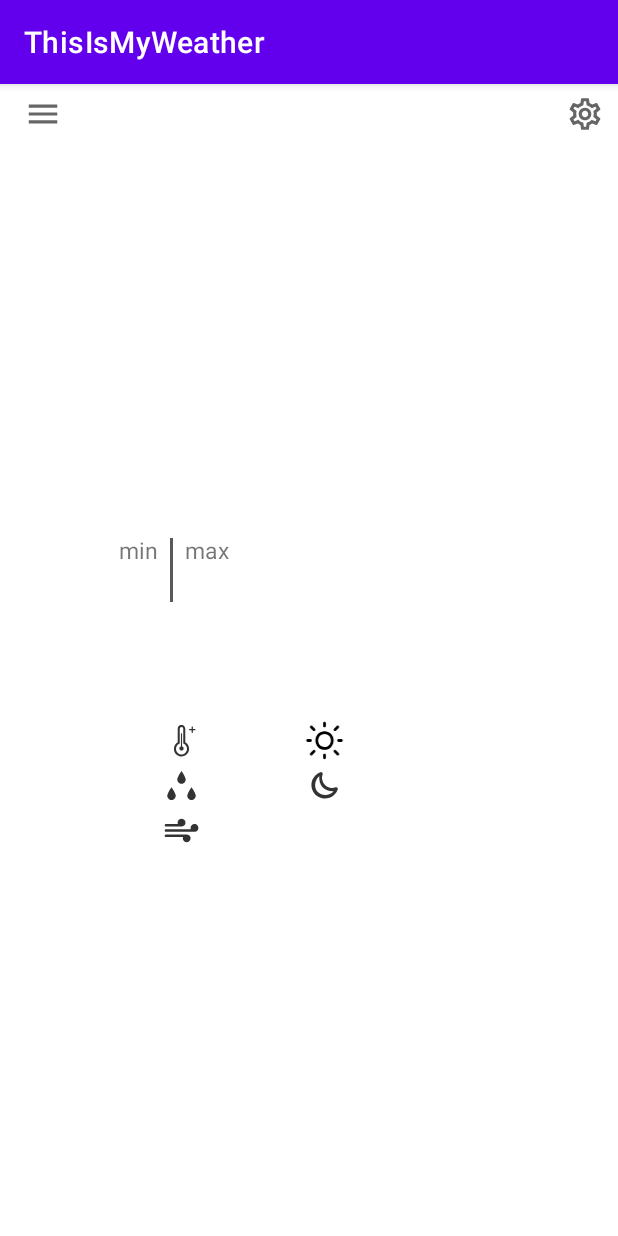
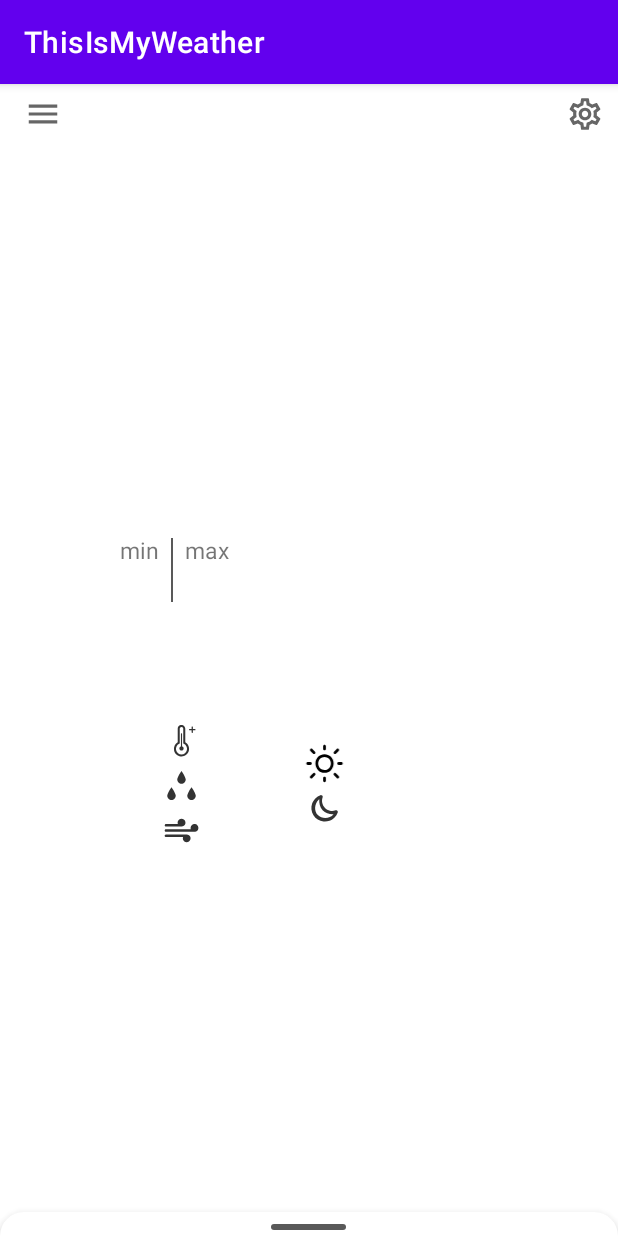
Before and after one commit to mTifiy/Lessons, an Android app: the screen it shows after launch (MainActivity), on a phone screen of 412 x 824 dp. Run offline under Robolectric (Android 15) with nearby library versions, the phone set to English and light mode, and no system bars.

Commit message:
Lesson 3.2 46.16

```diff
--- /dev/null
+++ b/app/src/main/res/drawable/bg_mai_bottom_sheets_sweeper.xml
@@ -0,0 +1,12 @@
+<?xml version="1.0" encoding="utf-8"?>
+<shape xmlns:android="http://schemas.android.com/apk/res/android"
+    android:shape="rectangle">
+
+    <solid android:color="@color/dividerColor" />
+
+    <corners android:radius="32dp" />
+    <size
+        android:width="50dp"
+        android:height="4dp" />
+
+</shape>
--- /dev/null
+++ b/app/src/main/res/drawable/bg_main_bottom_sheets.xml
@@ -0,0 +1,11 @@
+<?xml version="1.0" encoding="utf-8"?>
+<shape xmlns:android="http://schemas.android.com/apk/res/android"
+    android:shape="rectangle">
+
+    <solid android:color="@android:color/white"/>
+
+    <corners
+        android:topLeftRadius="16dp"
+        android:topRightRadius="16dp"/>
+
+</shape>
--- a/app/src/main/res/layout/activity_main.xml
+++ b/app/src/main/res/layout/activity_main.xml
@@ -1,5 +1,6 @@
 <?xml version="1.0" encoding="utf-8"?>
-<androidx.coordinatorlayout.widget.CoordinatorLayout xmlns:android="http://schemas.android.com/apk/res/android"
+<androidx.coordinatorlayout.widget.CoordinatorLayout
+    xmlns:android="http://schemas.android.com/apk/res/android"
     xmlns:app="http://schemas.android.com/apk/res-auto"
     xmlns:tools="http://schemas.android.com/tools"
     android:layout_width="match_parent"
@@ -7,6 +8,7 @@
     tools:context=".MainActivity">
 
     <androidx.constraintlayout.widget.ConstraintLayout
+        android:id="@+id/constraintLayout"
         android:layout_width="match_parent"
         android:layout_height="match_parent">
 
@@ -97,7 +99,7 @@
             </LinearLayout>
 
             <LinearLayout
-                android:layout_width="2dp"
+                style="@style/DividerStile"
                 android:layout_height="match_parent"
                 android:layout_marginStart="8dp"
                 android:layout_marginEnd="8dp"
@@ -130,8 +132,10 @@
             style="@style/MainTextViewStyle"
             android:layout_width="wrap_content"
             android:layout_height="wrap_content"
+            android:autoSizeMinTextSize="88sp"
+            android:autoSizeTextType="uniform"
             android:includeFontPadding="false"
-            android:textSize="80sp"
+            android:textSize="98sp"
             app:layout_constraintBottom_toTopOf="@+id/Layout_min_max"
             app:layout_constraintEnd_toStartOf="@+id/main_image_of_weather"
             app:layout_constraintStart_toStartOf="parent"
@@ -142,17 +146,21 @@
             android:layout_width="40dp"
             android:layout_height="40dp"
             app:layout_constraintBottom_toTopOf="@+id/main_temp"
-            app:layout_constraintStart_toStartOf="@+id/main_temp"
+            app:layout_constraintStart_toEndOf="@+id/main_menu_icon"
             tools:src="@drawable/ic_sun" />
 
         <com.google.android.material.textview.MaterialTextView
-            style="@style/MainTextViewStyle"
+            android:layout_width="0dp"
+            android:layout_height="wrap_content"
             android:layout_gravity="center"
+            android:layout_marginStart="8dp"
+            android:fontFamily="sans-serif"
             android:textSize="20sp"
             app:layout_constraintBottom_toBottomOf="@+id/imageView"
+            app:layout_constraintEnd_toStartOf="@+id/main_image_of_weather"
             app:layout_constraintStart_toEndOf="@+id/imageView"
             app:layout_constraintTop_toTopOf="@+id/imageView"
-            tools:text="clear cky" />
+            tools:text="clear sky" />
 
         <androidx.constraintlayout.widget.Guideline
             android:id="@+id/Main_guideLine_horizontal_2"
@@ -186,8 +194,8 @@
         <com.google.android.material.textview.MaterialTextView
             android:id="@+id/materialTextView"
             style="@style/MainTextViewStyle"
+            android:layout_marginStart="8dp"
             android:textSize="14sp"
-            android:layout_marginStart="8dp"
             app:layout_constraintBottom_toBottomOf="@+id/image_thermostat"
             app:layout_constraintStart_toStartOf="@+id/Main_guideLine_vertical"
             app:layout_constraintTop_toTopOf="@+id/Main_guideLine_horizontal_2"
@@ -205,8 +213,8 @@
         <com.google.android.material.textview.MaterialTextView
             android:id="@+id/materialTextView2"
             style="@style/MainTextViewStyle"
+            android:layout_marginStart="8dp"
             android:textSize="14sp"
-            android:layout_marginStart="8dp"
             app:layout_constraintBottom_toBottomOf="@+id/image_rain"
             app:layout_constraintStart_toStartOf="@+id/Main_guideLine_vertical"
             app:layout_constraintTop_toBottomOf="@+id/image_thermostat"
@@ -224,8 +232,8 @@
         <com.google.android.material.textview.MaterialTextView
             android:id="@+id/materialTextView5"
             style="@style/MainTextViewStyle"
+            android:layout_marginStart="8dp"
             android:textSize="14sp"
-            android:layout_marginStart="8dp"
             app:layout_constraintBottom_toBottomOf="@+id/image_wind"
             app:layout_constraintStart_toStartOf="@+id/Main_guideLine_vertical"
             app:layout_constraintTop_toBottomOf="@+id/image_rain"
@@ -237,6 +245,7 @@
             android:includeFontPadding="false"
             android:src="@drawable/ic_sun"
 
+            app:layout_constraintBottom_toBottomOf="@+id/image_rain"
             app:layout_constraintEnd_toStartOf="@+id/Main_guideLine_vertical_2"
             app:layout_constraintStart_toStartOf="@+id/Main_guideLine_vertical"
             app:layout_constraintTop_toBottomOf="@id/Main_guideLine_horizontal_2" />
@@ -244,8 +253,8 @@
         <com.google.android.material.textview.MaterialTextView
             android:id="@+id/materialTextView4"
             style="@style/MainTextViewStyle"
+            android:layout_marginStart="8dp"
             android:textSize="14sp"
-            android:layout_marginStart="8dp"
             app:layout_constraintBottom_toBottomOf="@+id/image_sun_up"
             app:layout_constraintStart_toEndOf="@+id/image_sun_up"
             app:layout_constraintTop_toTopOf="@id/image_sun_up"
@@ -259,18 +268,52 @@
 
             app:layout_constraintEnd_toStartOf="@+id/Main_guideLine_vertical_2"
             app:layout_constraintStart_toStartOf="@+id/Main_guideLine_vertical"
-            app:layout_constraintTop_toBottomOf="@id/image_thermostat" />
+            app:layout_constraintTop_toBottomOf="@+id/image_sun_up" />
 
         <com.google.android.material.textview.MaterialTextView
             android:id="@+id/materialTextView3"
             style="@style/MainTextViewStyle"
+            android:layout_marginStart="8dp"
             android:textSize="14sp"
-            android:layout_marginStart="8dp"
             app:layout_constraintBottom_toBottomOf="@+id/sun_dn"
             app:layout_constraintStart_toEndOf="@+id/sun_dn"
             app:layout_constraintTop_toTopOf="@id/sun_dn"
             tools:text="87 %" />
+    </androidx.constraintlayout.widget.ConstraintLayout>
+
+    <androidx.coordinatorlayout.widget.CoordinatorLayout
+        android:id="@+id/Main_bottom_sheets"
+        style="?attr/bottomSheetStyle"
+        android:layout_width="match_parent"
+        android:layout_height="wrap_content"
+        android:elevation="8dp"
+        android:background="@drawable/bg_main_bottom_sheets"
+        app:behavior_hideable="false"
+        app:behavior_peekHeight="160dp"
+        app:layout_behavior="com.google.android.material.bottomsheet.BottomSheetBehavior"
+        android:layout_gravity="end">
+
+        <LinearLayout
+            android:id="@+id/bottom_sheets_conteiner"
+            android:layout_width="match_parent"
+            android:layout_height="wrap_content"
+            android:elevation="16dp"
+            android:orientation="vertical">
+
+            <LinearLayout
+                android:layout_width="wrap_content"
+                android:layout_height="wrap_content"
+                android:layout_gravity="center"
+                android:layout_marginTop="8dp"
+                android:layout_marginBottom="4dp"
+                android:background="@drawable/bg_mai_bottom_sheets_sweeper"
+                android:orientation="horizontal" />
+
+        </LinearLayout>
+
+    </androidx.coordinatorlayout.widget.CoordinatorLayout>
 
 
-    </androidx.constraintlayout.widget.ConstraintLayout>
+
+
 </androidx.coordinatorlayout.widget.CoordinatorLayout>
--- a/app/src/main/res/values/themes.xml
+++ b/app/src/main/res/values/themes.xml
@@ -38,5 +38,11 @@
         <item name="android:layout_height">30dp</item>
     </style>
 
+    <style name="DividerStile">
+        <item name="android:background">@color/dividerColor</item>
+        <item name="android:layout_width">1dp</item>
+        <item name="android:layout_height">1dp</item>
+    </style>
+
 
 </resources>
```
